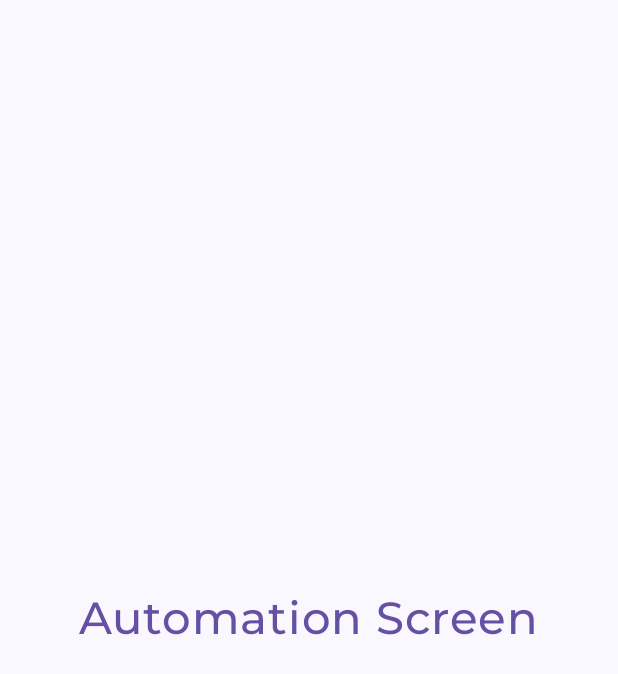
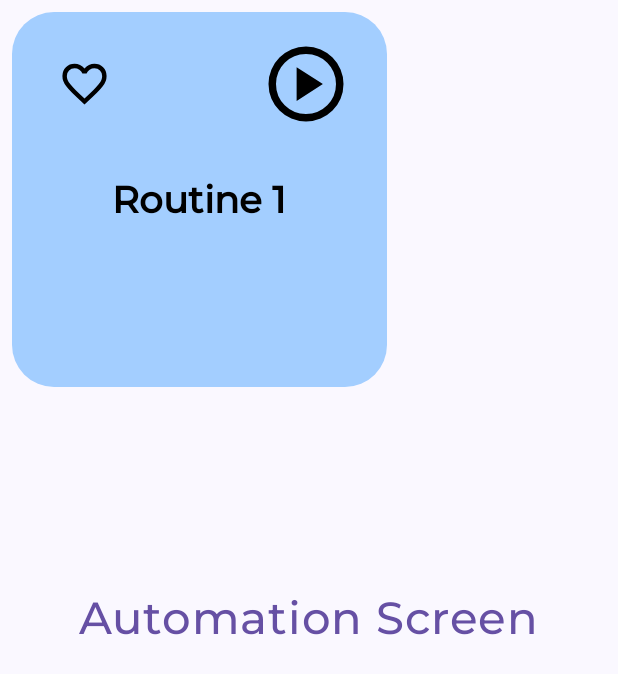
Before and after one commit to TomxBC/APP-HCI, an Android app built with Jetpack Compose: the composable AutomationScreen shown on its own in the app's theme, on a phone screen of 412 x 824 dp. Shown: the top 674 px of the screen. Run offline under Robolectric (Android 15) with nearby library versions, the phone set to English and light mode, and no system bars; 2 statements that could not run were skipped.

Commit message:
Create TabletRoutineButton

```diff
--- a/app/src/main/java/com/example/turnsmart_hci/screens/AutomationScreen.kt
+++ b/app/src/main/java/com/example/turnsmart_hci/screens/AutomationScreen.kt
@@ -11,6 +11,8 @@ import androidx.compose.ui.Alignment
 import androidx.compose.ui.Modifier
 import androidx.compose.ui.text.font.FontWeight
 import androidx.compose.ui.unit.sp
+import com.example.turnsmart_hci.tabletVersion.TabletRoutineButton
+import com.example.turnsmart_hci.ui.theme.ThemeColors
 import com.example.turnsmart_hci.ui.theme.TurnSmartTheme
 import com.example.turnsmart_hci.ui.theme.dark_purple
 import com.example.turnsmart_hci.ui.theme.montserratFontFamily
@@ -28,6 +30,12 @@ fun AutomationScreen() {
             ) {
                 Text(text = "Automation Screen", fontFamily = montserratFontFamily, fontWeight = FontWeight.SemiBold, fontSize = 30.sp, color = dark_purple)
             }
+            TabletRoutineButton(
+                label = "Routine 1",
+                onFavoriteClick = { /* Handle favorite click */ },
+                onPlayClick = { /* Handle play toggle */ },
+                backgroundColor = ThemeColors.PALE_BLUE.color
+            )
         }
     }
 
--- /dev/null
+++ b/app/src/main/java/com/example/turnsmart_hci/tabletVersion/TabletRoutineButton.kt
@@ -0,0 +1,110 @@
+package com.example.turnsmart_hci.tabletVersion
+
+import androidx.compose.foundation.background
+import androidx.compose.foundation.border
+import androidx.compose.foundation.layout.*
+import androidx.compose.foundation.shape.CircleShape
+import androidx.compose.material3.*
+import androidx.compose.runtime.Composable
+import androidx.compose.ui.Alignment
+import androidx.compose.ui.Modifier
+import androidx.compose.ui.graphics.Color
+import androidx.compose.ui.res.painterResource
+import androidx.compose.ui.res.stringResource
+import androidx.compose.ui.text.font.FontWeight
+import androidx.compose.ui.tooling.preview.Preview
+import androidx.compose.ui.unit.dp
+import androidx.compose.ui.unit.sp
+import com.example.turnsmart_hci.R
+import com.example.turnsmart_hci.ui.theme.montserratFontFamily
+import com.example.turnsmart_hci.ui.theme.ThemeColors
+
+@Composable
+fun TabletRoutineButton(
+    onFavoriteClick: () -> Unit,
+    label: String,
+    enabled: Boolean = true,
+    onPlayClick: () -> Unit,
+    backgroundColor: Color,
+    textColor: Color = ThemeColors.DARK_TEXT.color,
+    isOn: Boolean = false,
+    onButton: (Boolean) -> Unit = {},
+    modifier: Modifier = Modifier
+) {
+    Button(
+        onClick = { /* Handle button click if needed */ },
+        colors = ButtonDefaults.buttonColors(
+            containerColor = backgroundColor,
+        ),
+        modifier = modifier
+            .padding(8.dp)
+            .size(250.dp),
+        enabled = enabled,
+        shape = MaterialTheme.shapes.extraLarge
+    ) {
+        Box(
+            modifier = Modifier.fillMaxSize()
+        ) {
+            Box(
+                modifier = Modifier.fillMaxSize()
+            ) {
+                IconButton(
+                    onClick = { /* Handle favorite icon click */ },
+                    modifier = Modifier
+                        .align(Alignment.TopStart)
+                        .padding(top = 16.dp)
+                ) {
+                    Icon(
+                        painter = painterResource(R.drawable.favorite),
+                        contentDescription = null,
+                        modifier = Modifier.size(35.dp),
+                        tint = Color.Black
+                    )
+                }
+                IconButton(
+                    onClick = {
+                        onButton(isOn)
+                    },
+                    modifier = Modifier
+                        .align(Alignment.TopEnd)
+                        .padding(top = 10.dp)
+                        .size(60.dp)
+                ) {
+                    Icon(
+                        painter = painterResource(if (isOn) R.drawable.pause_circle else R.drawable.play_circle),
+                        contentDescription = null,
+                        modifier = Modifier.size(60.dp),
+                        tint = Color.Black
+                    )
+                }
+
+                Column(
+                    modifier = Modifier
+                        .align(Alignment.Center)
+                        .padding(16.dp),
+                    verticalArrangement = Arrangement.Center,
+                    horizontalAlignment = Alignment.CenterHorizontally
+                ) {
+                    Text(
+                        text = label,
+                        color = textColor,
+                        fontSize = 25.sp,
+                        fontFamily = montserratFontFamily,
+                        fontWeight = FontWeight.Bold
+                    )
+                }
+            }
+        }
+    }
+}
+
+@Preview
+@Composable
+fun TabletRoutineButtonPreview() {
+    TabletRoutineButton(
+        label = "Routine1",
+        onPlayClick = {},
+        onFavoriteClick = {},
+        backgroundColor = ThemeColors.PALE_BLUE.color,
+    )
+}
```
